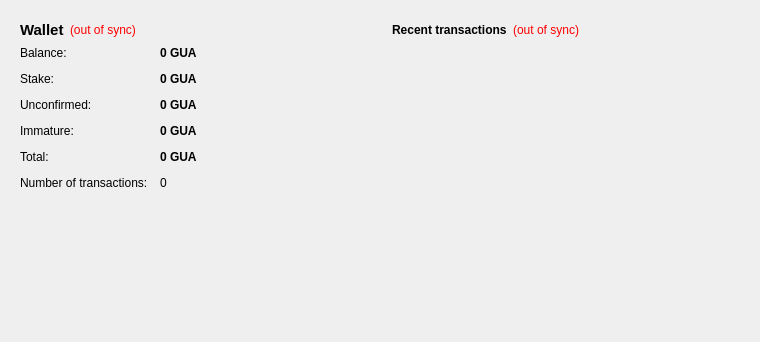
Above: src/qt/forms/overviewpage.ui from reappergrimd/Guarany before the change. Below: the same form after it.
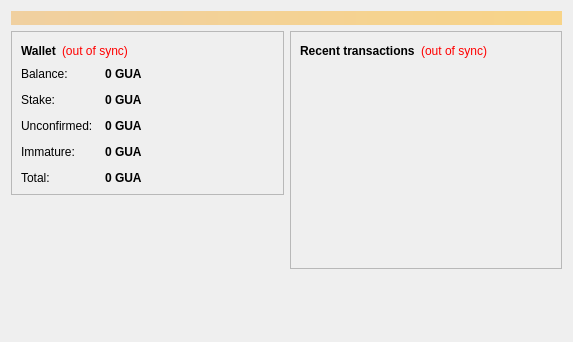
That is the form after the change. Icons and pictures are not drawn.

Patch:
```diff
--- a/src/qt/forms/overviewpage.ui
+++ b/src/qt/forms/overviewpage.ui
@@ -6,23 +6,41 @@
    <rect>
     <x>0</x>
     <y>0</y>
-    <width>760</width>
+    <width>573</width>
     <height>342</height>
    </rect>
   </property>
   <property name="windowTitle">
    <string>Form</string>
   </property>
+  <layout class="QVBoxLayout" name="topLayout">
+   <item>
+    <widget class="QLabel" name="labelAlerts">
+     <property name="visible">
+      <bool>false</bool>
+     </property>
+     <property name="styleSheet">
+      <string notr="true">background-color: qlineargradient(x1: 0, y1: 0, x2: 1, y2: 0, stop:0 #F0D0A0, stop:1 #F8D488); color:#000000;</string>
+     </property>
+     <property name="wordWrap">
+      <bool>true</bool>
+     </property>
+     <property name="margin">
+      <number>3</number>
+     </property>
+    </widget>
+   </item>
+   <item>
   <layout class="QHBoxLayout" name="horizontalLayout" stretch="1,1">
    <item>
     <layout class="QVBoxLayout" name="verticalLayout_2">
      <item>
       <widget class="QFrame" name="frame">
        <property name="frameShape">
-        <enum>QFrame::NoFrame</enum>
+          <enum>QFrame::StyledPanel</enum>
        </property>
        <property name="frameShadow">
-        <enum>QFrame::Plain</enum>
+          <enum>QFrame::Raised</enum>
        </property>
        <layout class="QVBoxLayout" name="verticalLayout_4">
         <item>
@@ -31,7 +49,6 @@
            <widget class="QLabel" name="label_5">
             <property name="font">
              <font>
-              <pointsize>11</pointsize>
               <weight>75</weight>
               <bold>true</bold>
              </font>
@@ -113,7 +130,7 @@
            </widget>
           </item>
           <item row="1" column="0">
-           <widget class="QLabel" name="label_6">
+             <widget class="QLabel" name="labelStakeText">
             <property name="text">
              <string>Stake:</string>
             </property>
@@ -222,23 +239,6 @@
               </property>
              </widget>
             </item>
-          <item row="5" column="0">
-           <widget class="QLabel" name="label_2">
-            <property name="text">
-             <string>Number of transactions:</string>
-            </property>
-           </widget>
-          </item>
-          <item row="5" column="1">
-           <widget class="QLabel" name="labelNumTransactions">
-            <property name="toolTip">
-             <string>Total number of transactions in wallet</string>
-            </property>
-            <property name="text">
-             <string notr="true">0</string>
-            </property>
-           </widget>
-          </item>
          </layout>
         </item>
        </layout>
@@ -269,13 +269,17 @@
         <bool>false</bool>
        </property>
        <property name="alignment">
-        <set>Qt::AlignLeading</set>
+          <set>Qt::AlignCenter</set>
        </property>
        <property name="margin">
-        <number>0</number>
-       </property>
-       <property name="indent">
-        <number>0</number>
+          <number>-2</number>
+         </property>
+        </widget>
+       </item>
+       <item>
+        <widget class="QLabel" name="label_6">
+         <property name="text">
+          <string/>
        </property>
       </widget>
      </item>
@@ -286,10 +290,10 @@
      <item>
       <widget class="QFrame" name="frame_2">
        <property name="frameShape">
-        <enum>QFrame::NoFrame</enum>
+          <enum>QFrame::StyledPanel</enum>
        </property>
        <property name="frameShadow">
-        <enum>QFrame::Plain</enum>
+          <enum>QFrame::Raised</enum>
        </property>
        <layout class="QVBoxLayout" name="verticalLayout">
         <item>
@@ -370,6 +374,8 @@
     </layout>
    </item>
   </layout>
+   </item>
+  </layout>
  </widget>
  <resources>
   <include location="../bitcoin.qrc"/>
```
Left out of the diff: 10 changed lines with no effect on the pictures. Lines whose indentation alone changed are shown as unchanged.
